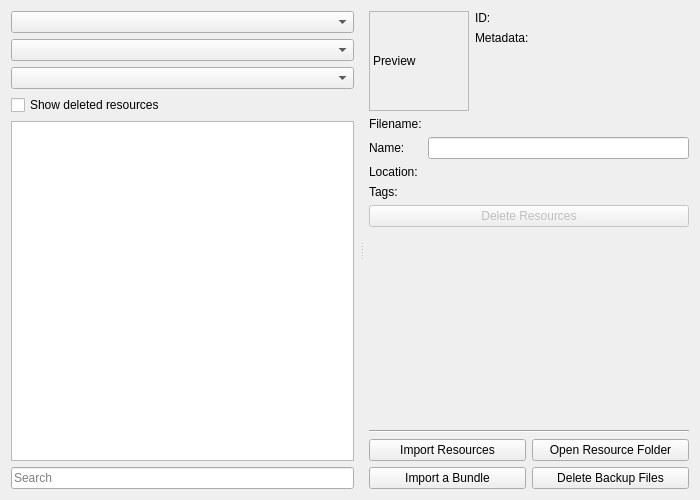
Above: plugins/extensions/resourcemanager/WdgDlgResourceManager.ui from KDE/krita before the change. Below: the same form after it.
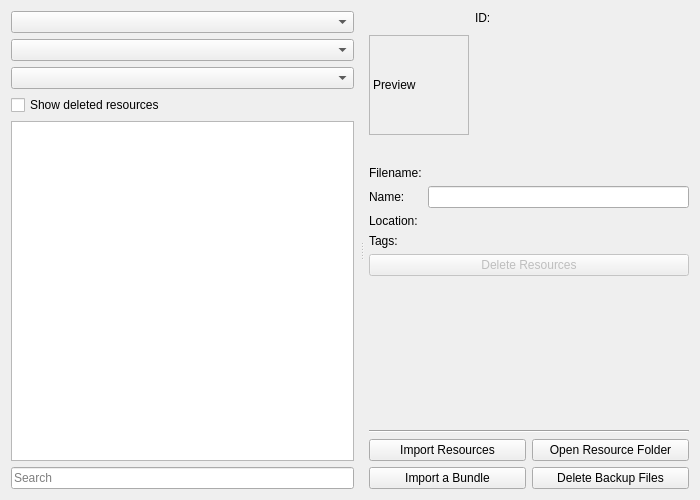
That is the form after the change. Custom widgets are drawn as their Qt base class.

Commit message:
Add nice showing of metadata (engine type)
Before this commit, Resource Manager would only have a space
for metadata but wouldn't show it.
This commit adds showing metadata.
Note that for paintoppresets it shows only the engine name,
for gamut masks only description,
and for everything else it shows pairs key-value,
but since nothing really uses the metadata (even gamut masks
descriptions are all empty in the default resources)
except for paintoppresets (for engine name), it's not a problem.

```diff
--- a/plugins/extensions/resourcemanager/WdgDlgResourceManager.ui
+++ b/plugins/extensions/resourcemanager/WdgDlgResourceManager.ui
@@ -88,6 +88,8 @@
           </widget>
          </item>
          <item>
+          <layout class="QVBoxLayout" name="vertLayout_3">
+           <item>
           <layout class="QFormLayout" name="formLayout_2">
            <item row="0" column="0">
             <widget class="QLabel" name="label">
@@ -96,13 +98,6 @@
              </property>
             </widget>
            </item>
-           <item row="1" column="0">
-            <widget class="QLabel" name="label_6">
-             <property name="text">
-              <string>Metadata:</string>
-             </property>
-            </widget>
-           </item>
            <item row="0" column="1">
             <widget class="KSqueezedTextLabel" name="lblId">
              <property name="textInteractionFlags">
@@ -110,13 +105,28 @@
              </property>
             </widget>
            </item>
-           <item row="1" column="1">
+            </layout>
+           </item>
+           <item>
             <widget class="KSqueezedTextLabel" name="lblMetadata">
              <property name="textInteractionFlags">
               <set>Qt::LinksAccessibleByMouse|Qt::TextSelectableByMouse</set>
              </property>
             </widget>
            </item>
+           <item>
+            <spacer name="verticalSpacer_2">
+             <property name="orientation">
+              <enum>Qt::Vertical</enum>
+             </property>
+             <property name="sizeHint" stdset="0">
+              <size>
+               <width>20</width>
+               <height>40</height>
+              </size>
+             </property>
+            </spacer>
+           </item>
           </layout>
          </item>
         </layout>
```
Lines whose indentation alone changed are shown as unchanged. The commit also changes 2 other files.
